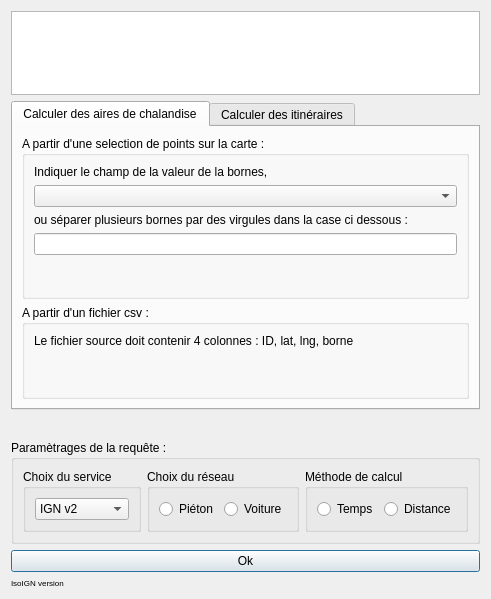
Qt form iso_ign_dialog_base.ui (cartoinddigo/iso_ign) before a commit.
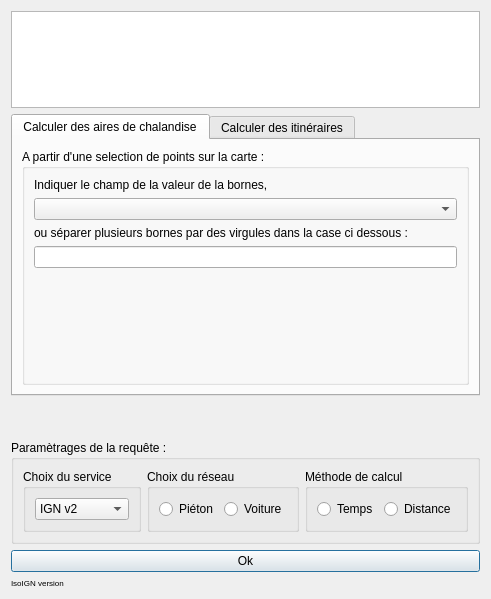
The same form after that commit. Custom widgets are drawn as their Qt base class.

The edit to the form file:
```diff
--- a/iso_ign_dialog_base.ui
+++ b/iso_ign_dialog_base.ui
@@ -76,38 +76,6 @@
          </layout>
         </widget>
        </item>
-       <item>
-        <widget class="QGroupBox" name="groupBox_4">
-         <property name="title">
-          <string>A partir d'un fichier csv :</string>
-         </property>
-         <layout class="QVBoxLayout" name="verticalLayout">
-          <item>
-           <widget class="QLabel" name="label_9">
-            <property name="text">
-             <string>Le fichier source doit contenir 4 colonnes : ID, lat, lng, borne</string>
-            </property>
-           </widget>
-          </item>
-          <item>
-           <widget class="QgsFileWidget" name="csv_selector"/>
-          </item>
-          <item>
-           <spacer name="verticalSpacer_2">
-            <property name="orientation">
-             <enum>Qt::Vertical</enum>
-            </property>
-            <property name="sizeHint" stdset="0">
-             <size>
-              <width>20</width>
-              <height>40</height>
-             </size>
-            </property>
-           </spacer>
-          </item>
-         </layout>
-        </widget>
-       </item>
       </layout>
      </widget>
      <widget class="QWidget" name="tab_iti">
@@ -309,11 +277,6 @@
    <extends>QComboBox</extends>
    <header>qgsfieldcombobox.h</header>
   </customwidget>
-  <customwidget>
-   <class>QgsFileWidget</class>
-   <extends>QWidget</extends>
-   <header>qgsfilewidget.h</header>
-  </customwidget>
   <customwidget>
    <class>QgsMapLayerComboBox</class>
    <extends>QComboBox</extends>
```
